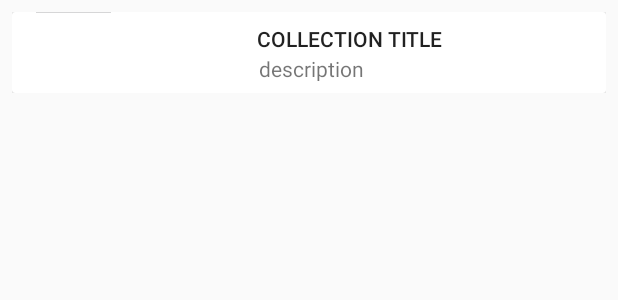
After one commit to DariyaBaletskaya/collections-client, an Android app: the layout item_card.xml on its own in the app's theme, with its tools: preview values and no code run, on a phone screen of 412 x 824 dp. The commit adds this screen. Shown: the top 300 px of the screen. Run offline under Robolectric (Android 15) with nearby library versions, the phone set to English and light mode, and no system bars.

```diff
--- a/app/src/main/java/onpu/pnit/collectionsclient/adapters/CollectionAdapter.java
+++ b/app/src/main/java/onpu/pnit/collectionsclient/adapters/CollectionAdapter.java
@@ -36,7 +36,7 @@ public class CollectionAdapter extends ListAdapter<Collection, CollectionAdapter
     @Override
     public CollectionViewHolder onCreateViewHolder(@NonNull ViewGroup parent, int viewType) {
         View itemView = LayoutInflater.from(parent.getContext())
-                .inflate(R.layout.collection_info, parent, false);
+                .inflate(R.layout.collection_card, parent, false);
         return new CollectionViewHolder(itemView);
     }
 
--- /dev/null
+++ b/app/src/main/res/layout/item_card.xml
@@ -0,0 +1,66 @@
+<?xml version="1.0" encoding="utf-8"?>
+<FrameLayout xmlns:android="http://schemas.android.com/apk/res/android"
+    xmlns:app="http://schemas.android.com/apk/res-auto"
+    xmlns:tools="http://schemas.android.com/tools"
+    android:layout_width="match_parent"
+    android:layout_height="70dp"
+    android:padding="8dp">
+
+    <androidx.cardview.widget.CardView
+        android:layout_width="match_parent"
+        android:layout_height="match_parent">
+
+        <androidx.constraintlayout.widget.ConstraintLayout
+            android:layout_width="match_parent"
+            android:layout_height="match_parent">
+
+            <TextView
+                android:id="@+id/item_title"
+                android:layout_width="132dp"
+                android:layout_height="21dp"
+                android:layout_marginStart="8dp"
+                android:layout_marginTop="8dp"
+                android:layout_marginEnd="8dp"
+                android:layout_marginBottom="8dp"
+                android:text="Collection Title"
+                android:textAppearance="@style/TextAppearance.AppCompat.Button"
+                app:layout_constraintBottom_toBottomOf="parent"
+                app:layout_constraintEnd_toEndOf="parent"
+                app:layout_constraintHorizontal_bias="0.627"
+                app:layout_constraintStart_toStartOf="parent"
+                app:layout_constraintTop_toTopOf="parent"
+                app:layout_constraintVertical_bias="0.0" />
+
+            <ImageView
+                android:id="@+id/item_photo"
+                android:layout_width="50dp"
+                android:layout_height="wrap_content"
+                android:layout_marginStart="8dp"
+                android:layout_marginEnd="8dp"
+                android:layout_marginBottom="8dp"
+                app:layout_constraintBottom_toBottomOf="parent"
+                app:layout_constraintEnd_toEndOf="parent"
+                app:layout_constraintHorizontal_bias="0.024"
+                app:layout_constraintStart_toStartOf="parent"
+                app:layout_constraintTop_toTopOf="parent"
+                app:layout_constraintVertical_bias="0.0"
+                tools:srcCompat="@tools:sample/avatars" />
+
+            <TextView
+                android:id="@+id/item_description"
+                android:layout_width="200dp"
+                android:layout_height="18dp"
+                android:layout_marginStart="140dp"
+                android:layout_marginTop="8dp"
+                android:layout_marginEnd="8dp"
+                android:layout_marginBottom="8dp"
+                android:text="description"
+                app:layout_constraintBottom_toBottomOf="parent"
+                app:layout_constraintEnd_toEndOf="parent"
+                app:layout_constraintHorizontal_bias="0.513"
+                app:layout_constraintStart_toStartOf="parent"
+                app:layout_constraintTop_toTopOf="parent"
+                app:layout_constraintVertical_bias="1.0" />
+        </androidx.constraintlayout.widget.ConstraintLayout>
+    </androidx.cardview.widget.CardView>
+</FrameLayout>
--- a/app/src/main/res/layout/collection_list.xml
+++ b/app/src/main/res/layout/item_list.xml
@@ -7,12 +7,12 @@
     android:layout_height="match_parent">
 
     <androidx.recyclerview.widget.RecyclerView
-        android:id="@+id/list_collections"
+        android:id="@+id/list_item"
         android:layout_width="match_parent"
         android:layout_height="match_parent"
         app:layout_constraintBottom_toBottomOf="parent"
         app:layout_constraintEnd_toEndOf="parent"
         app:layout_constraintStart_toStartOf="parent"
         app:layout_constraintTop_toTopOf="parent"
-        tools:listitem="@layout/collection_info" />
+        tools:listitem="@layout/item_card" />
 </androidx.constraintlayout.widget.ConstraintLayout>
```
Also changed, not shown: app/src/main/res/layout/collection_card.xml (renamed from app/src/main/res/layout/collection_info.xml), 1 other file.
